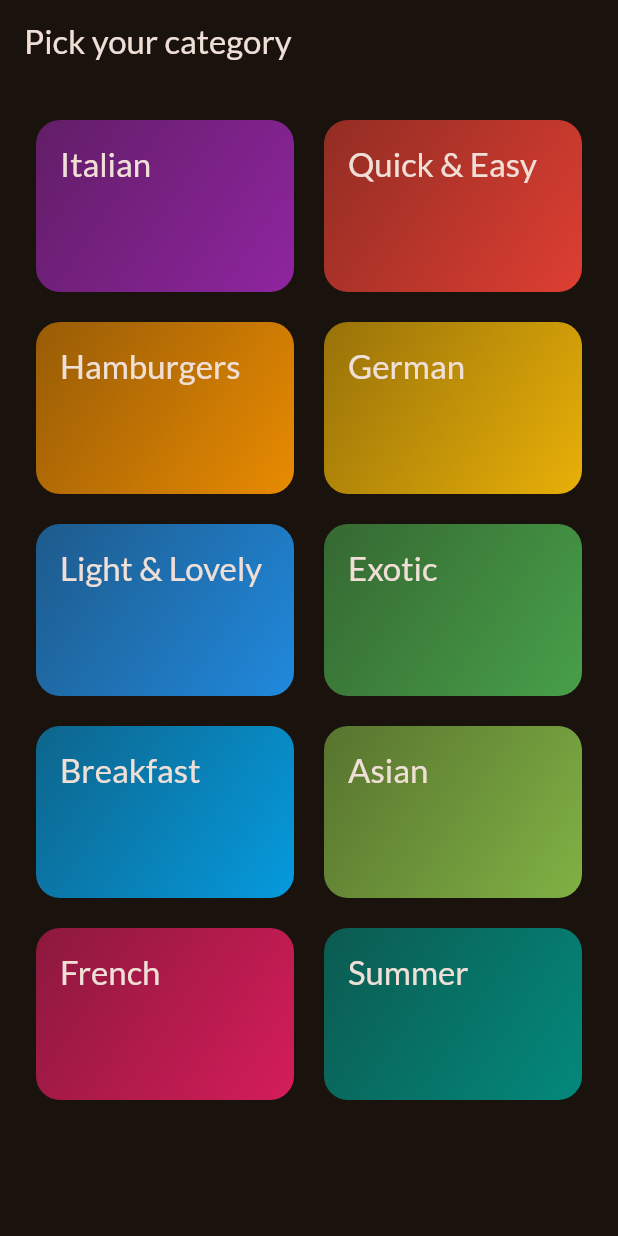
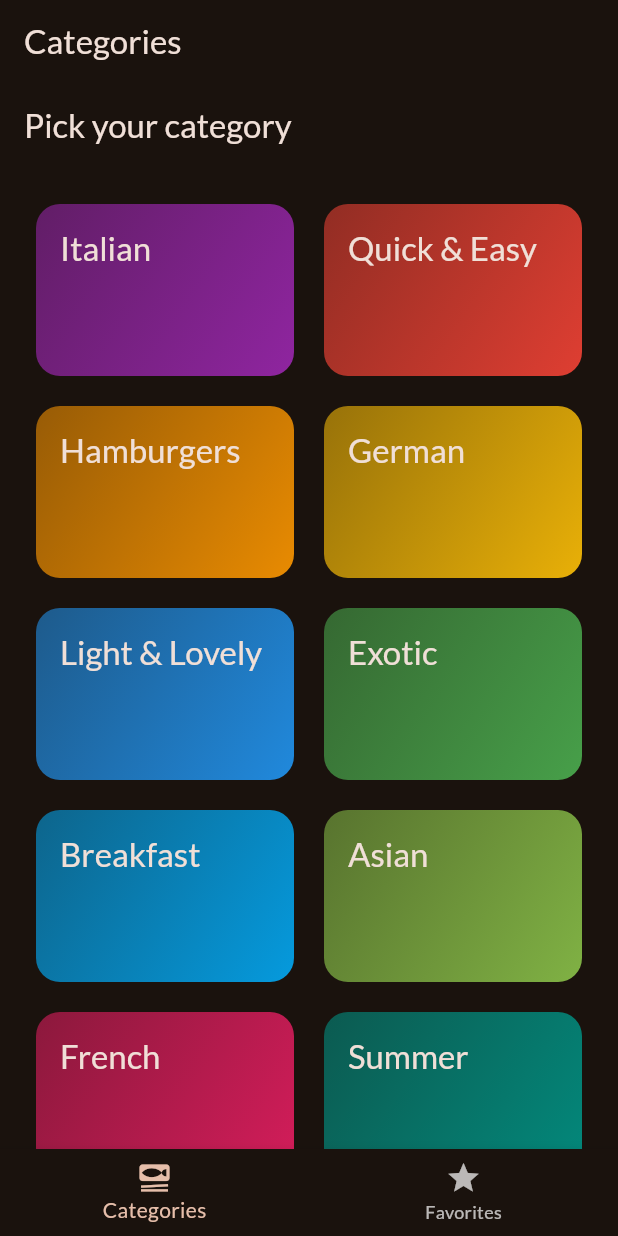
Before and after one commit to Ali-Rhayem/Meals, a Flutter app: the screen it shows after launch, on a phone screen of 412 x 824 dp. Run offline on Flutter 3.47's test engine with Material 3 defaults, Android fonts, the phone set to English and light mode, and no system bars; our stand-ins replace google_fonts, transparent_image.

Commit message:
update home screen to use TabsScreen instead of CategoriesScreen

```diff
--- a/lib/main.dart
+++ b/lib/main.dart
@@ -1,7 +1,7 @@
 import 'package:flutter/material.dart';
 
 import 'package:google_fonts/google_fonts.dart';
-import 'package:meals/screens/categories.dart';
+import 'package:meals/screens/tabs.dart';
 
 final theme = ThemeData(
   useMaterial3: true,
@@ -23,7 +23,7 @@ class App extends StatelessWidget {
   Widget build(BuildContext context) {
     return MaterialApp(
       theme: theme,
-      home: const CategoriesScreen(),
+      home: const TabsScreen(),
     );
   }
 }
```
